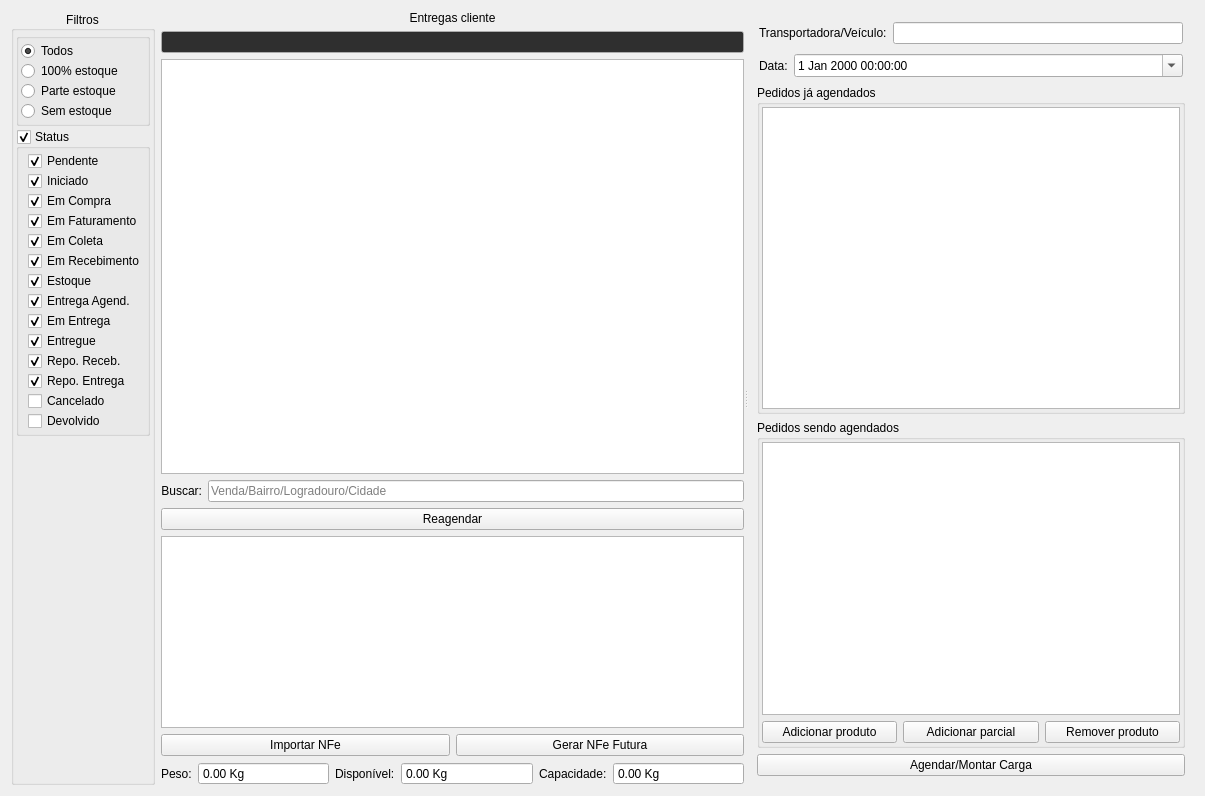
This is ui/widgetlogisticaagendarentrega.ui in darktorres/ERP-STACCATO as Qt 5 draws it before an edit. The edited form follows.
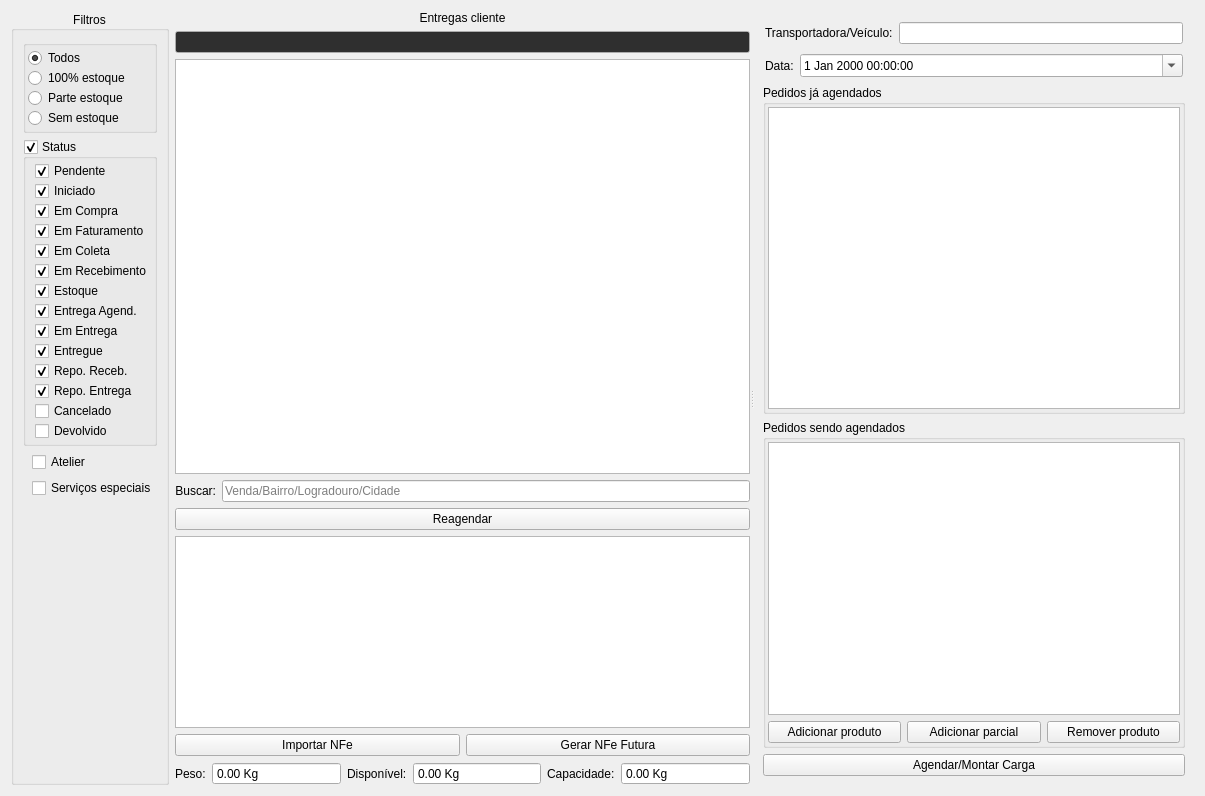
This is the edited form. Custom widgets are drawn as their Qt base class.

Commit message: Adicionado filtro na tela de agendar entrega

The edit to the form file:
```diff
--- a/ui/widgetlogisticaagendarentrega.ui
+++ b/ui/widgetlogisticaagendarentrega.ui
@@ -31,23 +31,8 @@
      <property name="alignment">
       <set>Qt::AlignCenter</set>
      </property>
-     <layout class="QVBoxLayout" name="verticalLayout">
-      <property name="spacing">
-       <number>3</number>
-      </property>
-      <property name="leftMargin">
-       <number>2</number>
-      </property>
-      <property name="topMargin">
-       <number>2</number>
-      </property>
-      <property name="rightMargin">
-       <number>2</number>
-      </property>
-      <property name="bottomMargin">
-       <number>2</number>
-      </property>
-      <item>
+     <layout class="QGridLayout" name="gridLayout_2">
+      <item row="0" column="0" colspan="2">
        <widget class="QGroupBox" name="groupBox_3">
         <property name="title">
          <string/>
@@ -102,7 +87,20 @@
         </layout>
        </widget>
       </item>
-      <item>
+      <item row="3" column="1">
+       <widget class="QCheckBox" name="checkBoxServicos">
+        <property name="enabled">
+         <bool>true</bool>
+        </property>
+        <property name="text">
+         <string>Serviços especiais</string>
+        </property>
+        <property name="checked">
+         <bool>false</bool>
+        </property>
+       </widget>
+      </item>
+      <item row="1" column="0" colspan="2">
        <widget class="QGroupBox" name="groupBoxStatus">
         <property name="title">
          <string>Status</string>
@@ -305,15 +303,28 @@
         </layout>
        </widget>
       </item>
-      <item>
-       <spacer name="verticalSpacer_5">
+      <item row="2" column="1">
+       <widget class="QCheckBox" name="checkBoxAtelier">
+        <property name="enabled">
+         <bool>true</bool>
+        </property>
+        <property name="text">
+         <string>Atelier</string>
+        </property>
+        <property name="checked">
+         <bool>false</bool>
+        </property>
+       </widget>
+      </item>
+      <item row="4" column="1">
+       <spacer name="verticalSpacer">
         <property name="orientation">
          <enum>Qt::Vertical</enum>
         </property>
         <property name="sizeHint" stdset="0">
          <size>
-          <width>0</width>
-          <height>0</height>
+          <width>20</width>
+          <height>40</height>
          </size>
         </property>
        </spacer>
```
The commit also changes 3 other files.
